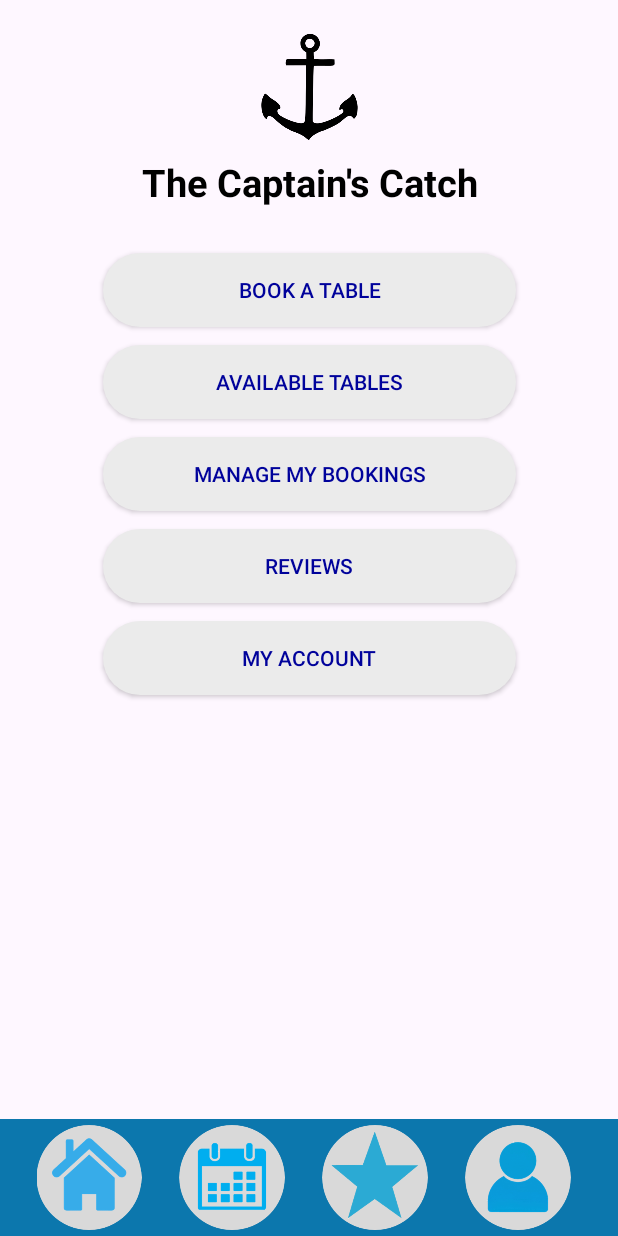
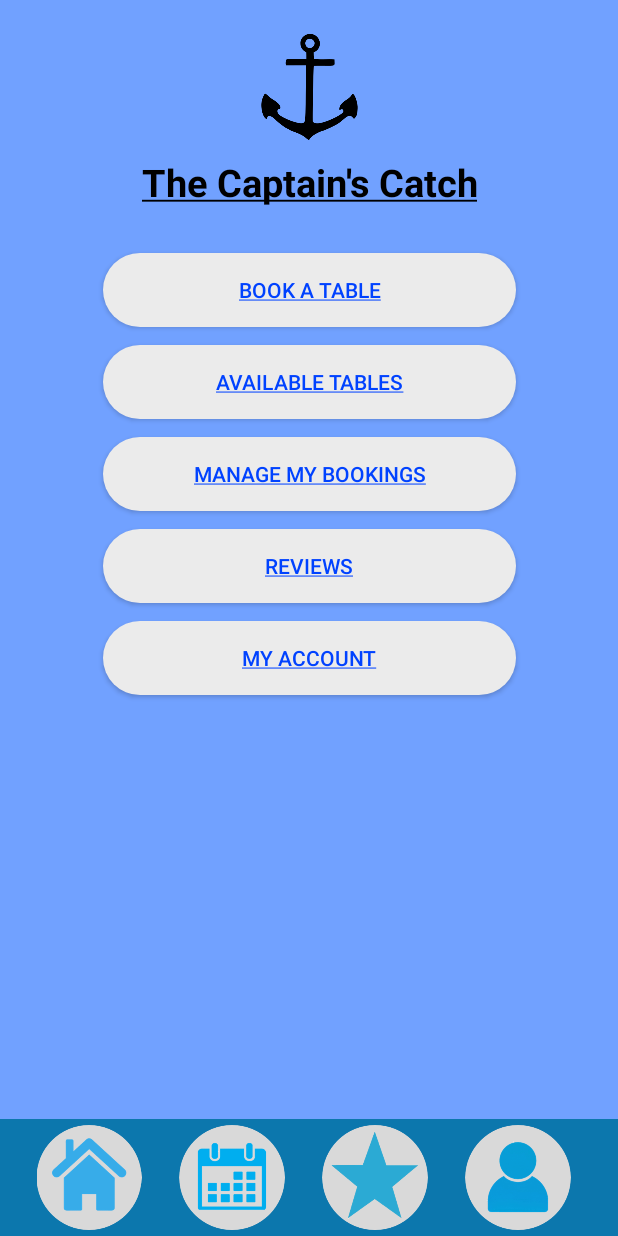
Before and after one commit to elij35/CaptainsCatch, an Android app: the layout home.xml on its own in the app's theme, with its tools: preview values and no code run, on a phone screen of 412 x 824 dp. Run offline under Robolectric (Android 15) with nearby library versions, the phone set to English and light mode, and no system bars.

Commit message:
Added extra values to resource files

```diff
--- a/app/src/main/res/values/colors.xml
+++ b/app/src/main/res/values/colors.xml
@@ -2,6 +2,7 @@
 <resources>
     <color name="blue">#71A1FF</color>
     <color name="dark_blue">#0C77AD</color>
-    <color name="button_text">#00029B</color>
+    <color name="button_text">#0042FF</color>
     <color name="black">#000000</color>
+    <color name="green">#00E429</color>
 </resources>
--- a/app/src/main/res/values/strings.xml
+++ b/app/src/main/res/values/strings.xml
@@ -1,9 +1,13 @@
 <resources>
     <string name="image_description">image</string>
-    <string name="app_name">The Captain\'s Catch</string>
-    <string name="book_table">Book a table</string>
-    <string name="available_tables">Available Tables</string>
-    <string name="manage_booking">Manage my bookings</string>
-    <string name="reviews">Reviews</string>
-    <string name="my_account">My account</string>
+    <string name="app_name"><u>The Captain\'s Catch</u></string>
+    <string name="book_table"><u>Book a table</u></string>
+    <string name="available_tables"><u>Available Tables</u></string>
+    <string name="manage_booking"><u>Manage my bookings</u></string>
+    <string name="reviews"><u>Reviews</u></string>
+    <string name="my_account"><u>My account</u></string>
+    <string name="notifications">Notifications</string>
+    <string name="book_now">Book now</string>
+    <string name="back_bookings">Back to bookings</string>
+
 </resources>
--- a/app/src/main/res/values/themes.xml
+++ b/app/src/main/res/values/themes.xml
@@ -1,9 +1,13 @@
-<resources xmlns:tools="http://schemas.android.com/tools">
+<resources>
     <!-- Base application theme. -->
     <style name="Base.Theme.Comp2000RestaurantApp" parent="Theme.Material3.DayNight.NoActionBar">
-        <!-- Customize your light theme here. -->
-        <!-- <item name="colorPrimary">@color/my_light_primary</item> -->
     </style>
 
-    <style name="Theme.Comp2000RestaurantApp" parent="Base.Theme.Comp2000RestaurantApp" />
+    <style name="Theme.Comp2000RestaurantApp" parent="Base.Theme.Comp2000RestaurantApp">
+        <item name="android:windowBackground">@color/blue</item>
+        <item name="android:textViewStyle">@color/black</item>
+
+
+    </style>
+
 </resources>
```
